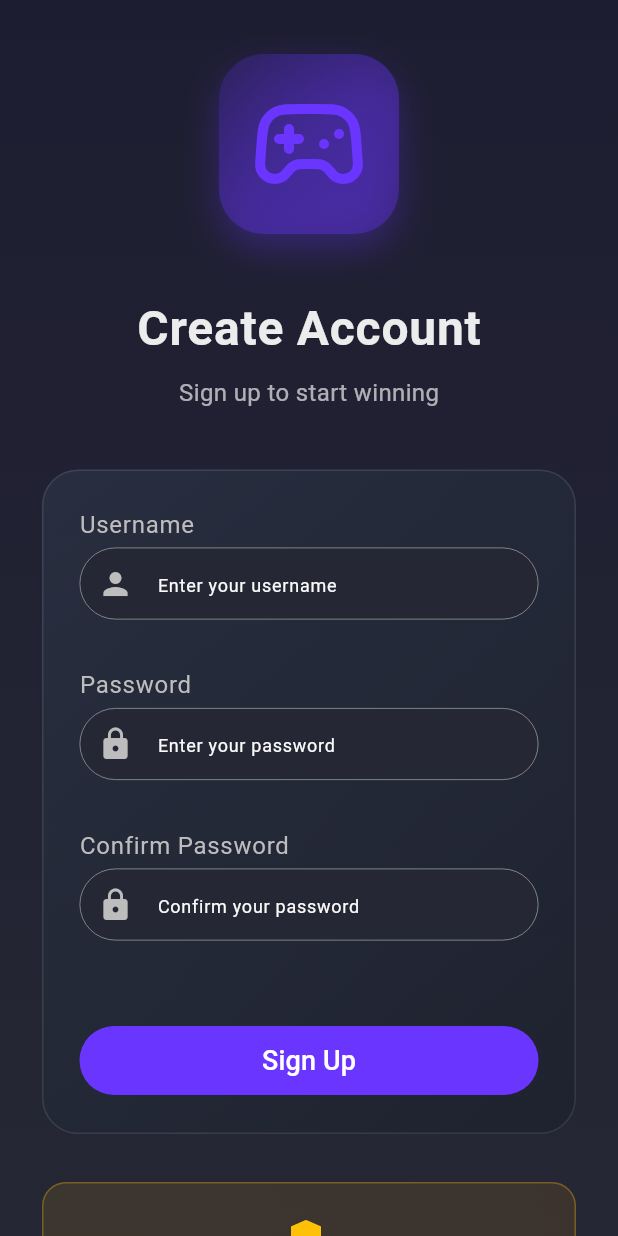
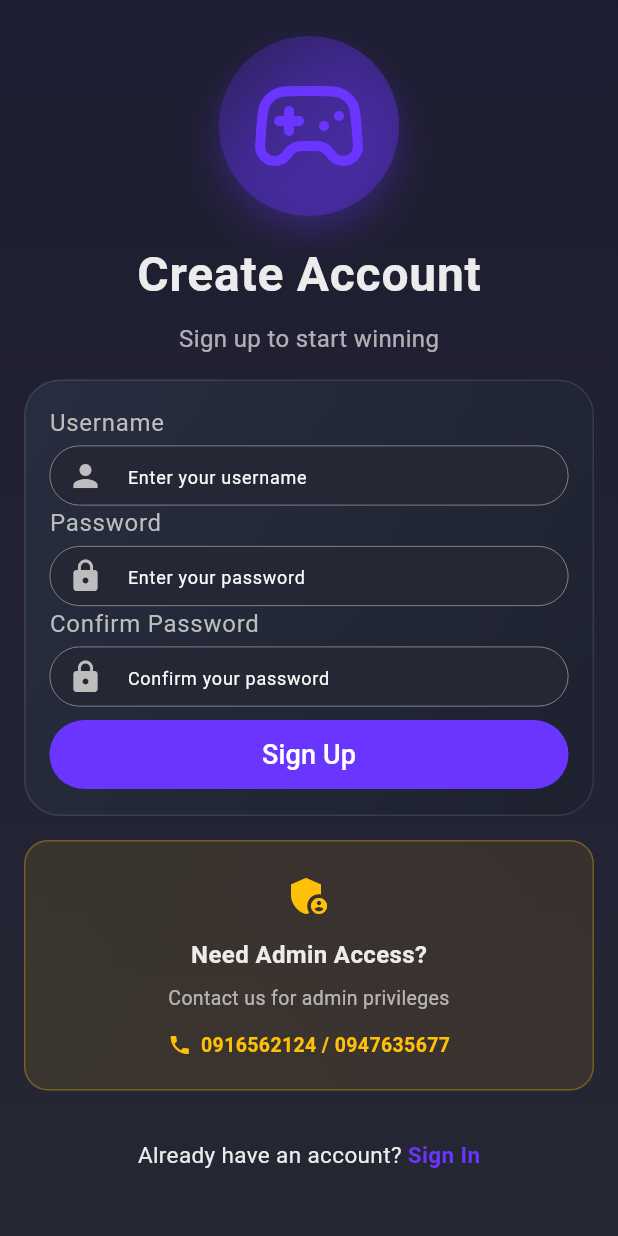
Before and after one commit to Asrat001/eyo, a Flutter app: the RegisterScreen screen opened by its route, on a phone screen of 412 x 824 dp. Run offline on Flutter 3.47's test engine with Material 3 defaults, Android fonts, the phone set to English and light mode, and no system bars; our stand-ins replace connectivity_plus, dio, equatable, flutter_riverpod, flutter_secure_storage, flutter_svg and 10 more; accounts and stored records are empty; generated files the repository leaves out were written again.

```diff
--- a/lib/features/auth/presentation/screens/register_screen.dart
+++ b/lib/features/auth/presentation/screens/register_screen.dart
@@ -5,6 +5,7 @@ import 'package:eyo_bingo/shared/ui/input_filed.dart';
 import 'package:eyo_bingo/shared/ui/outlined_button.dart';
 import 'package:eyo_bingo/shared/ui/rounded_button.dart';
 import 'package:flutter/material.dart';
+import 'package:flutter/services.dart';
 import 'package:flutter_svg/flutter_svg.dart';
 import 'package:go_router/go_router.dart';
 
@@ -25,6 +26,9 @@ class RegisterScreen extends StatelessWidget {
         backgroundColor: Colors.transparent,
         elevation: 0,
         leading: SizedBox.shrink(),
+        systemOverlayStyle: SystemUiOverlayStyle(
+          systemNavigationBarColor: AppColors.primary,
+        ),
       ),
       body: Container(
         decoration: BoxDecoration(
@@ -40,11 +44,10 @@ class RegisterScreen extends StatelessWidget {
         child: SafeArea(
           child: Center(
             child: SingleChildScrollView(
-              padding: EdgeInsets.symmetric(horizontal: 28, vertical: 16),
+              padding: EdgeInsets.symmetric(horizontal: 16, vertical: 16),
               child: Column(
                 mainAxisAlignment: MainAxisAlignment.center,
                 children: [
-                  const SizedBox(height: 20),
                   // Logo with enhanced styling
                   Container(
                     padding: EdgeInsets.all(20),
@@ -57,7 +60,7 @@ class RegisterScreen extends StatelessWidget {
                           AppColors.foundation.withOpacity(0.3),
                         ],
                       ),
-                      borderRadius: BorderRadius.circular(30),
+                      borderRadius: BorderRadius.circular(100),
                       boxShadow: [
                         BoxShadow(
                           color: AppColors.foundation.withOpacity(0.3),
@@ -75,7 +78,7 @@ class RegisterScreen extends StatelessWidget {
                     ),
                   ),
 
-                  const SizedBox(height: 40),
+                  const SizedBox(height: 16),
                   // Title
                   Text(
                     'Create Account',
@@ -95,11 +98,11 @@ class RegisterScreen extends StatelessWidget {
                     ),
                   ),
 
-                  const SizedBox(height: 40),
+                  const SizedBox(height: 16),
 
                   // Form Container
                   Container(
-                    padding: EdgeInsets.all(24),
+                    padding: EdgeInsets.all(16),
                     decoration: BoxDecoration(
                       gradient: LinearGradient(
                         begin: Alignment.topLeft,
@@ -141,7 +144,7 @@ class RegisterScreen extends StatelessWidget {
                           obscureText: true,
                           keyboardType: TextInputType.visiblePassword,
                         ),
-                        const SizedBox(height: 24),
+                        const SizedBox(height: 8),
                         // Sign Up button
                         RoundedButton(
                           buttonText: 'Sign Up',
@@ -153,7 +156,7 @@ class RegisterScreen extends StatelessWidget {
                     ),
                   ),
 
-                  const SizedBox(height: 32),
+                  const SizedBox(height: 16),
 
                   // Admin Access Info
                   Container(
--- a/lib/shared/ui/input_filed.dart
+++ b/lib/shared/ui/input_filed.dart
@@ -45,7 +45,7 @@ class InputField extends StatelessWidget {
         ),
         const SizedBox(height: 4), // Space between label and field
         SizedBox(
-          height: 80,
+          height: 40,
           child: TextFormField(
             style: const TextStyle(
               color:AppColors.primary,
```
